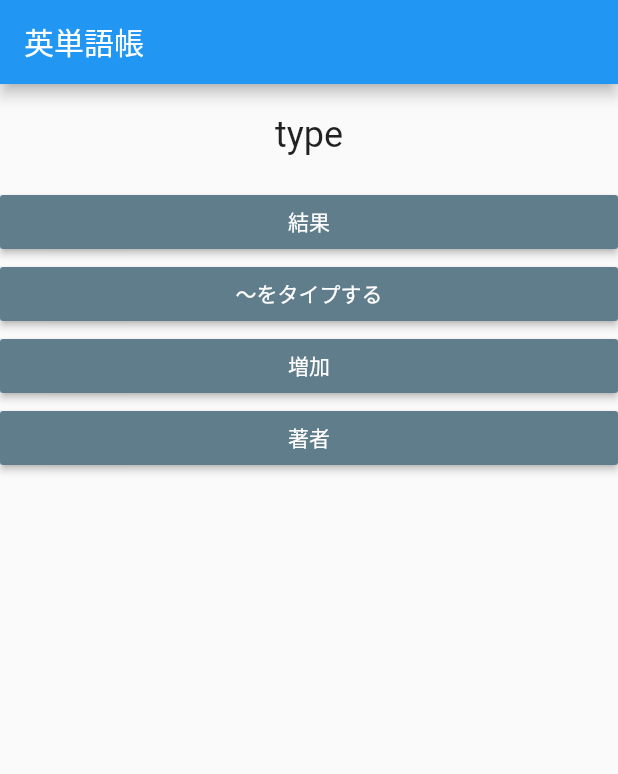
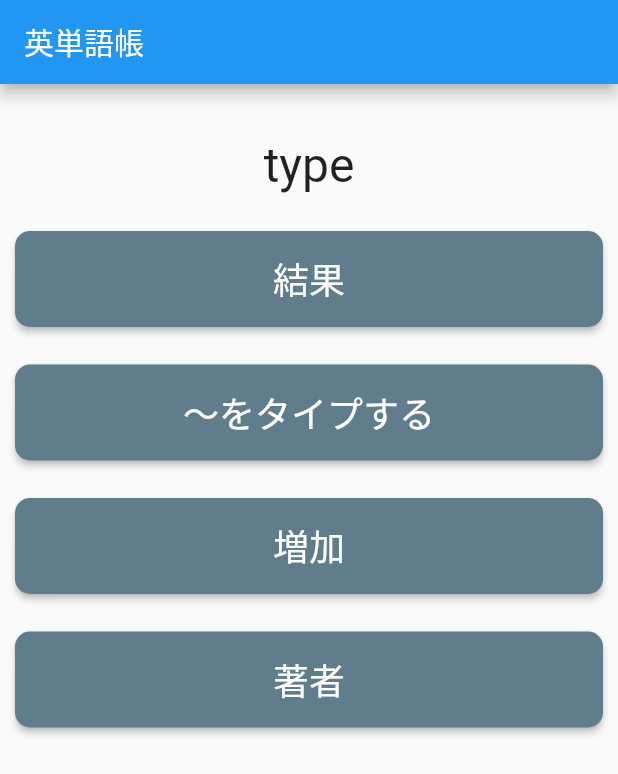
Before and after one commit to olafpapa/vocabulary_notebook_flutter, a Flutter app: the screen it shows after launch, on a phone screen of 412 x 824 dp. Shown: the top 774 px of the screen. Run offline on Flutter 3.47's test engine with Material 2 defaults, Android fonts, the phone set to English and light mode, and no system bars.

Commit message:
ボタンの配置、見た目等の調整。

```diff
--- a/lib/components/answer.dart
+++ b/lib/components/answer.dart
@@ -18,19 +18,39 @@ class Answer extends StatelessWidget {
         : word.japaneseWord;
     return Container(
       width: double.infinity,
+      child: ButtonTheme(
+        height: 64.0,
         child: RaisedButton(
+          shape: RoundedRectangleBorder(
+            borderRadius: BorderRadius.all(Radius.circular(10.0)),
+          ),
           color: question.isCorrectAnswer(answerText)
               ? Colors.redAccent
               : Colors.blueGrey,
           textColor: Colors.white,
-        child: Text(answerText +
-            (question.isSelectAnswer(answerText) ? '\n$translatedText' : '')),
+          child: Center(
+            child: Column(
+              children: <Widget>[
+                Text(
+                  answerText,
+                  style: TextStyle(fontSize: 24),
+                ),
+                question.isSelectAnswer(answerText)
+                    ? Text(
+                        translatedText,
+                        style: TextStyle(fontSize: 18),
+                      )
+                    : SizedBox.shrink(),
+              ],
+            ),
+          ),
           onPressed: () {
             question.selectAnswer(answerText);
             Future.delayed(
                 const Duration(seconds: 2), () => question.nextIndex());
           },
         ),
+      ),
     );
   }
 }
--- a/lib/components/question.dart
+++ b/lib/components/question.dart
@@ -9,10 +9,10 @@ class Question extends StatelessWidget {
 
     return Container(
       width: double.infinity,
-      margin: EdgeInsets.all(20),
+      margin: EdgeInsets.all(25),
       child: Text(
         question.currentQuestion,
-        style: TextStyle(fontSize: 24),
+        style: TextStyle(fontSize: 32),
         textAlign: TextAlign.center,
       ),
     );
--- a/lib/components/quiz.dart
+++ b/lib/components/quiz.dart
@@ -9,13 +9,24 @@ class Quiz extends StatelessWidget {
   @override
   Widget build(BuildContext context) {
     return Consumer<QuestionsModel>(builder: (context, question, _) {
-      return Column(
-        children: [
-          Question(),
-          ...(question.currentAnswers).map((Word answer) {
-            return Answer(answer);
-          }).toList()
-        ],
+      return Container(
+        padding: const EdgeInsets.all(10),
+        child: Column(
+          children: [
+            Question(),
+            ...(question.currentAnswers).map((Word answer) {
+              return Column(
+                children: <Widget>[
+                  Answer(answer),
+                  SizedBox(
+                    width: double.infinity,
+                    height: 25,
+                  )
+                ],
+              );
+            }).toList()
+          ],
+        ),
       );
     });
   }
```
Lines whose indentation alone changed are shown as unchanged.
